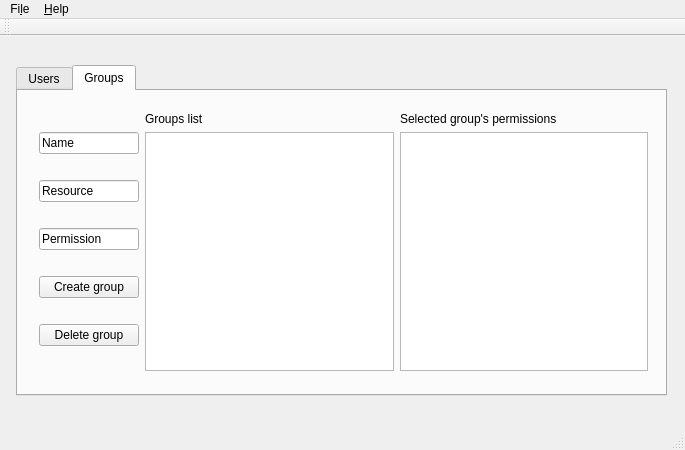
Before: the Qt Designer form MainWindow.ui in Credid/credid-client-qt, drawn with Qt 5.
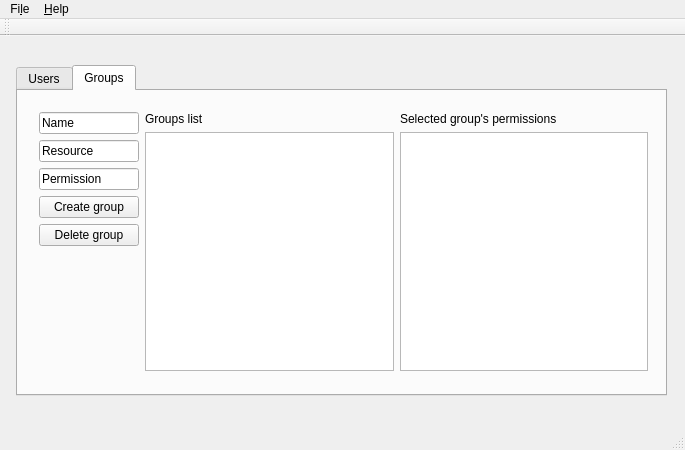
After: the same form once the commit is applied.

Commit message: Improve remove group

```diff
--- a/MainWindow.ui
+++ b/MainWindow.ui
@@ -278,6 +278,19 @@
            </property>
           </widget>
          </item>
+         <item>
+          <spacer name="verticalSpacer_4">
+           <property name="orientation">
+            <enum>Qt::Vertical</enum>
+           </property>
+           <property name="sizeHint" stdset="0">
+            <size>
+             <width>20</width>
+             <height>40</height>
+            </size>
+           </property>
+          </spacer>
+         </item>
         </layout>
        </item>
        <item>
@@ -316,9 +329,9 @@
     <property name="geometry">
      <rect>
       <x>10</x>
-      <y>370</y>
+      <y>360</y>
       <width>651</width>
-      <height>20</height>
+      <height>31</height>
      </rect>
     </property>
     <property name="text">
```
The commit also changes 2 other files.
